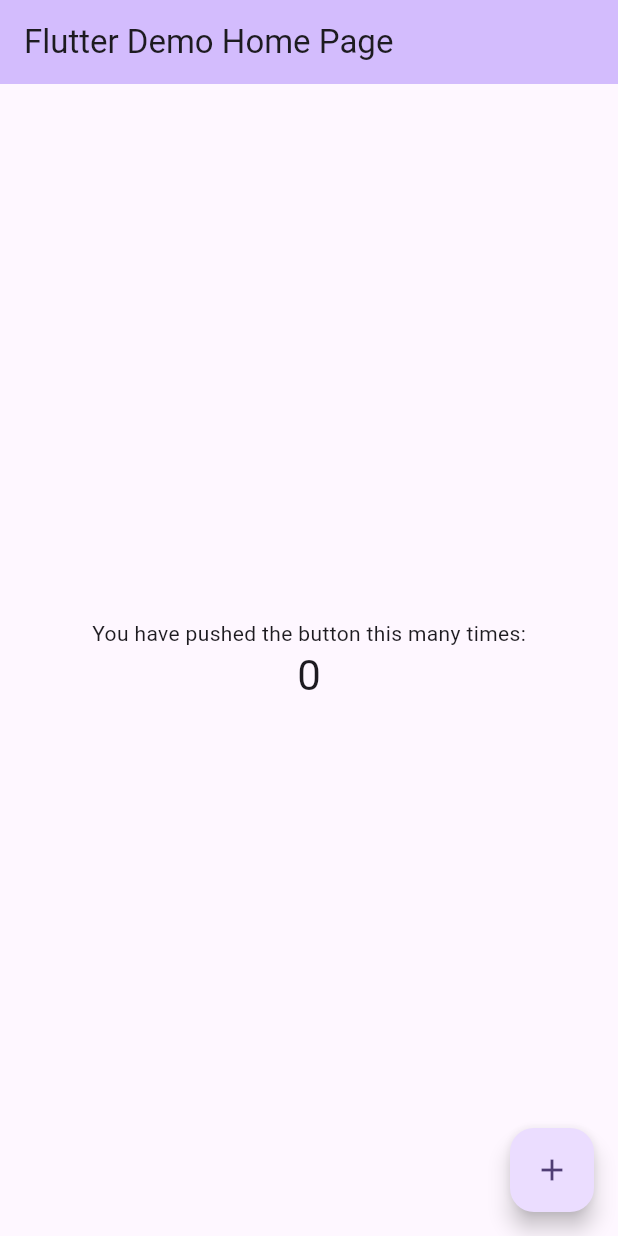
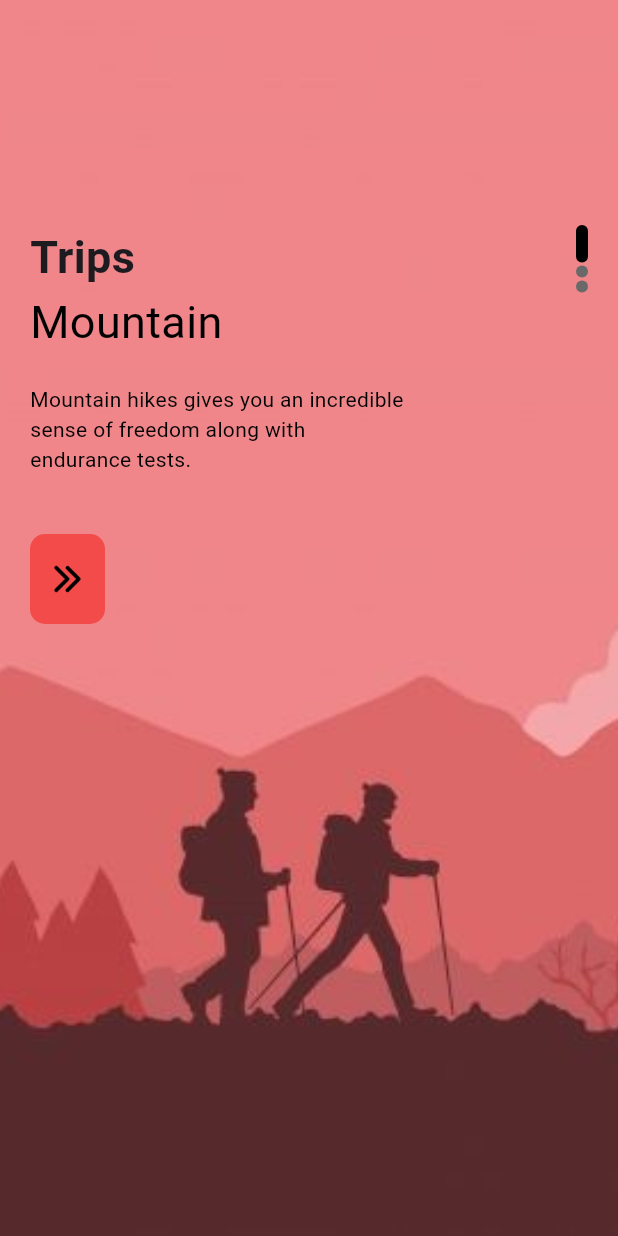
Before and after one commit to msaifullahmd/Travel-App-flutter, a Flutter app: the screen it shows after launch, on a phone screen of 412 x 824 dp. Run offline on Flutter 3.47's test engine with Material 3 defaults, Android fonts, the light colour scheme and no system bars.

Commit message:
welcome page created

```diff
--- a/lib/main.dart
+++ b/lib/main.dart
@@ -1,4 +1,5 @@
 import 'package:flutter/material.dart';
+import 'package:travel_app_flutter/pages/welcome_page.dart';
 
 void main() {
   runApp(const MyApp());
@@ -31,7 +32,7 @@
         colorScheme: ColorScheme.fromSeed(seedColor: Colors.deepPurple),
         useMaterial3: true,
       ),
-      home: const MyHomePage(title: 'Flutter Demo Home Page'),
+      home: WelcomePage(),
     );
   }
 }
--- /dev/null
+++ b/lib/pages/welcome_page.dart
@@ -0,0 +1,89 @@
+import 'package:flutter/material.dart';
+import 'package:travel_app_flutter/widgets/responsive_button.dart';
+
+class WelcomePage extends StatefulWidget {
+  const WelcomePage({super.key});
+
+  @override
+  State<WelcomePage> createState() => _WelcomePageState();
+}
+
+class _WelcomePageState extends State<WelcomePage> {
+  List images = ["welcome-1.jpeg", "welcome-2.jpeg", "welcome-3.jpeg"];
+
+  @override
+  Widget build(BuildContext context) {
+    return Scaffold(
+        body: PageView.builder(
+            scrollDirection: Axis.vertical,
+            itemCount: images.length,
+            itemBuilder: (_, index) {
+              return Container(
+                width: double.maxFinite,
+                height: double.maxFinite,
+                decoration: BoxDecoration(
+                  image: DecorationImage(
+                    image: AssetImage("assets/" + images[index]),
+                    fit: BoxFit.cover,
+                  ),
+                ),
+                child: Container(
+                  padding: EdgeInsets.fromLTRB(20, 150, 20, 0),
+                  child: Row(
+                    mainAxisAlignment: MainAxisAlignment.spaceBetween,
+                    children: <Widget>[
+                      Column(
+                        crossAxisAlignment: CrossAxisAlignment.start,
+                        children: <Widget>[
+                          Text(
+                            "Trips",
+                            style: TextStyle(
+                              fontSize: 30,
+                              fontWeight: FontWeight.bold,
+                            ),
+                          ),
+                          Text(
+                            "Mountain",
+                            style: TextStyle(
+                              fontSize: 30,
+                              color: Colors.black,
+                            ),
+                          ),
+                          SizedBox(
+                            height: 20,
+                          ),
+                          Container(
+                            width: 250,
+                            child: Text(
+                              "Mountain hikes gives you an incredible sense of freedom along with endurance tests. ",
+                              style: TextStyle(
+                                color: Colors.black,
+                                fontSize: 14,
+                              ),
+                            ),
+                          ),
+                          SizedBox(height: 40),
+                          ResponsiveButton(),
+                        ],
+                      ),
+                      Column(
+                        children: List.generate(3, (indexDots) {
+                          return Container(
+                            margin: const EdgeInsets.only(bottom: 2),
+                            height: index == indexDots ? 25 : 8,
+                            width: 8,
+                            decoration: BoxDecoration(
+                                color: index == indexDots
+                                    ? Color.fromARGB(255, 0, 0, 0)
+                                    : Color.fromARGB(255, 105, 105, 105),
+                                borderRadius: BorderRadius.circular(8)),
+                          );
+                        }),
+                      ),
+                    ],
+                  ),
+                ),
+              );
+            }));
+  }
+}
--- /dev/null
+++ b/lib/widgets/responsive_button.dart
@@ -0,0 +1,29 @@
+import 'package:flutter/material.dart';
+
+class ResponsiveButton extends StatelessWidget {
+  bool? isResponsive;
+  double? width;
+  ResponsiveButton({Key? key, this.isResponsive = false, this.width})
+      : super(key: key);
+
+  @override
+  Widget build(BuildContext context) {
+    return Container(
+      width: width,
+      height: 60,
+      decoration: BoxDecoration(
+          borderRadius: BorderRadius.circular(10),
+          color: Color.fromARGB(255, 243, 74, 74)),
+      child: Row(
+        mainAxisAlignment: MainAxisAlignment.center,
+        children: <Widget>[
+          Image.asset(
+            "assets/button-1.png",
+            width: 50,
+            height: 30,
+          ),
+        ],
+      ),
+    );
+  }
+}
--- a/pubspec.yaml
+++ b/pubspec.yaml
@@ -59,9 +59,8 @@ flutter:
   uses-material-design: true
 
   # To add assets to your application, add an assets section, like this:
-  # assets:
-  #   - images/a_dot_burr.jpeg
-  #   - images/a_dot_ham.jpeg
+  assets:
+    - assets/
 
   # An image asset can refer to one or more resolution-specific "variants", see
   # https://flutter.dev/assets-and-images/#resolution-aware
```
Also changed, not shown: assets/button-1.png (added), assets/welcome-1.jpeg (added), assets/welcome-2.jpeg (added), assets/welcome-3.jpeg (added).
